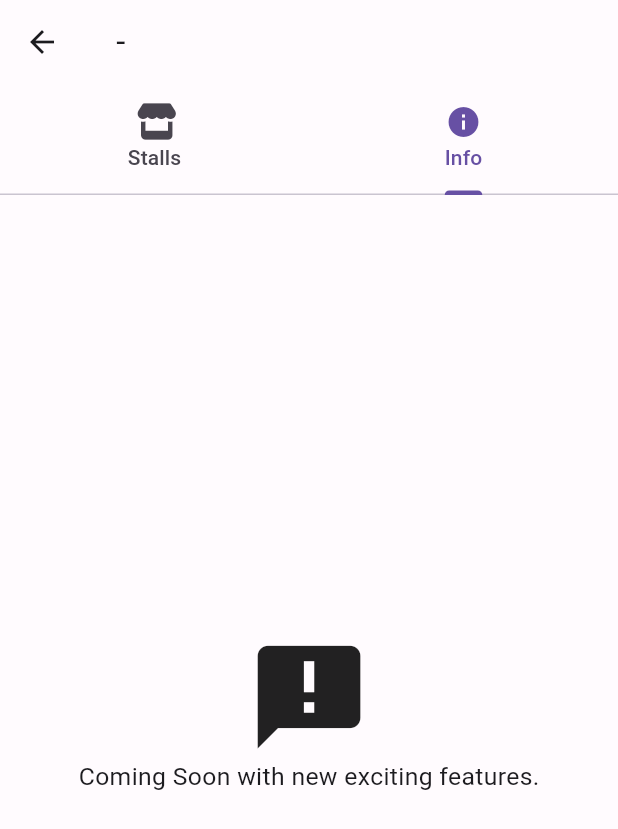
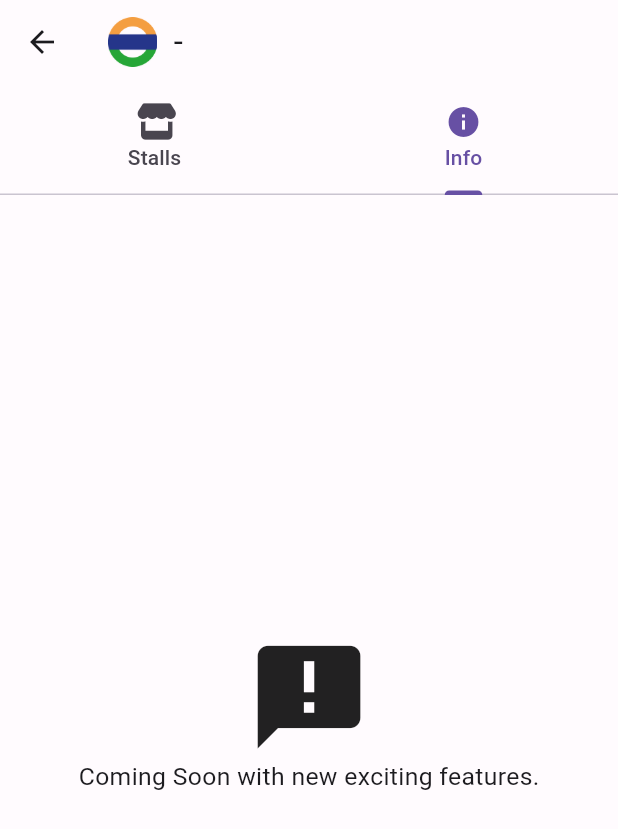
Before and after one commit to vm-palanhaar/yatrigan_app, a Flutter app: the IrRailStationScreen screen opened directly, tab 2 chosen, on a phone screen of 412 x 824 dp. Shown: the top 829 px of the screen. Run offline on Flutter 3.47's test engine with Material 2 defaults, Android fonts, the phone set to English and light mode, and no system bars; our stand-ins replace connectivity_plus, font_awesome_flutter, sqflite; accounts and stored records are empty; network calls fail.

Commit message:
railway station board color change

```diff
--- a/lib/src/controller/main/productcatalog/product_catalog_ctrl_api.dart
+++ b/lib/src/controller/main/productcatalog/product_catalog_ctrl_api.dart
@@ -32,7 +32,7 @@ class PcCtrlApi extends HandleErrorsApi {
       HttpStatusAction? action = httpStatus[response.statusCode];
       var responseDecode = jsonDecode(response.body);
       if (resAction[action] == ResAction.success) {
-        product = ProductDetailsModel.fromJson(responseDecode['data']);
+        product = ProductDetailsModel.fromJson(responseDecode);
       } else {
         error = true;
         handleErrorApi(
--- a/lib/src/controller/rest_api.dart
+++ b/lib/src/controller/rest_api.dart
@@ -1,4 +1,4 @@
-const String baseUrlApi = 'http://stg01.palanhaar.in/api';
+const String baseUrlApi = 'http://192.168.29.176:8000/api';
 
 //---UserApp---
 enum UserApiUri {
--- a/lib/src/view/main/ir/screens/ir_rail_station_screen.dart
+++ b/lib/src/view/main/ir/screens/ir_rail_station_screen.dart
@@ -11,15 +11,27 @@ class IrRailStationScreen extends StatelessWidget {
 
   @override
   Widget build(BuildContext context) {
+    String stationName =
+        Provider.of<IrCtrl>(context, listen: false).railStationName;
+    String stationCode =
+        Provider.of<IrCtrl>(context, listen: false).railStationCode;
     return DefaultTabController(
       initialIndex: 0,
       length: 2,
       child: Scaffold(
         appBar: AppBar(
-          title: Text(
-            '${Provider.of<IrCtrl>(context, listen: false).railStationName} - ${Provider.of<IrCtrl>(context, listen: false).railStationCode}',
+          title: Row(
+            children: [
+              Image.asset(
+                'images/main/indianrailways/station_board.png',
+                height: MediaQuery.of(context).size.height * 0.04,
+              ),
+              Text(
+                ' $stationName - $stationCode',
+              ),
+            ],
           ),
-          bottom:  TabBar(
+          bottom: TabBar(
             tabs: <Widget>[
               Tab(
                 icon: Icon(IrIcon.stationStalls.icon),
--- a/lib/src/view/main/ir/tabs/home/ir_train_tab_screen.dart
+++ b/lib/src/view/main/ir/tabs/home/ir_train_tab_screen.dart
@@ -17,13 +17,13 @@ class IrTrainTabScreen extends StatelessWidget {
         child: SingleChildScrollView(
           child: Column(
             children: [
-              const CarouselImage(
+              /*const CarouselImage(
                 children: [
                   'images/main/indianrailways/obaord_train_station_info.png',
                   'images/main/indianrailways/track_your_train.png',
                   'images/main/indianrailways/train_schedule.png',
                 ],
-              ),
+              ),*/
               const ListTile(
                 title: Text('Track Your Train / Train Schedule'),
               ),
```
Also changed, not shown: lib/src/view/main/ir/tabs/home/ir_rail_station_tab_screen.dart (+4 -4 lines), lib/src/view/main/ir/widgets/train/train_schedule_station_widget.dart (+4 -3 lines), images/main/indianrailways/station_board.png, pubspec.lock, 1 other file.
